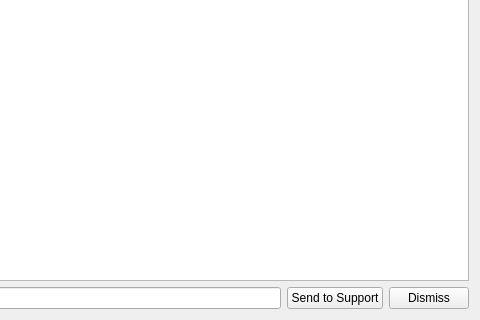
This is spl/DcLogDialog.ui in strymon/spl as Qt 5 draws it before an edit; both pictures show x 200 to 680 and y 280 to 600 of the 680 by 600 pixel window. The edited form follows.
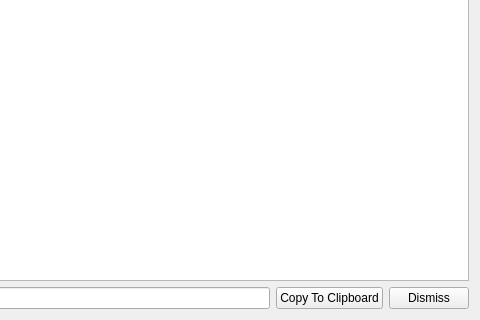
This is the edited form.

Commit message: Disable send log

```diff
--- a/spl/DcLogDialog.ui
+++ b/spl/DcLogDialog.ui
@@ -119,7 +119,7 @@
      <item>
       <widget class="QPushButton" name="pushButton">
        <property name="text">
-        <string>Send to Support</string>
+        <string>Copy To Clipboard</string>
        </property>
       </widget>
      </item>
```
The commit also changes 1 other file.
